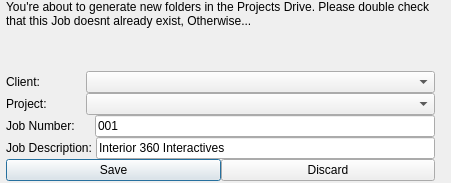
The window that po/new_job_dialog.ui (najar1412/po) describes before a commit, drawn with Qt 5.
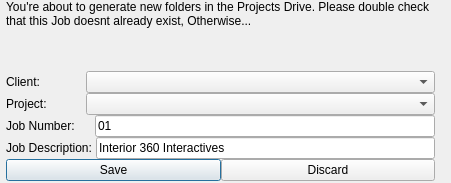
The same window after the commit.

Commit message: imple creting jobs dialog

Patch:
```diff
--- a/po/new_job_dialog.ui
+++ b/po/new_job_dialog.ui
@@ -122,7 +122,7 @@
       <item>
        <widget class="QLineEdit" name="le_job_number">
         <property name="text">
-         <string>001</string>
+         <string>01</string>
         </property>
        </widget>
       </item>
```
The commit also changes 2 other files.
